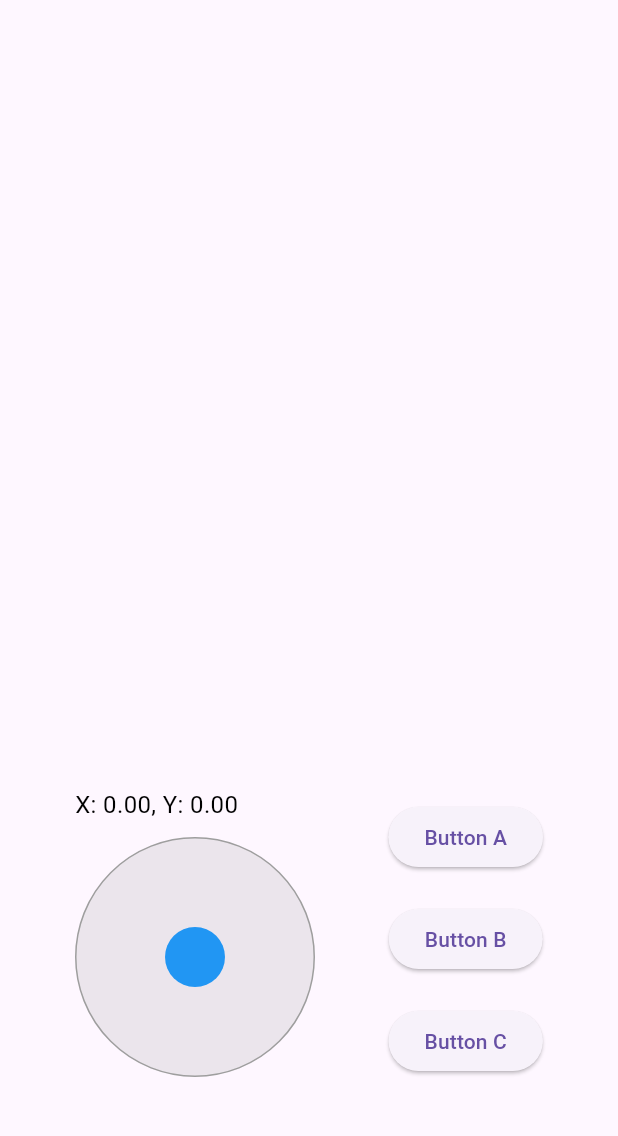
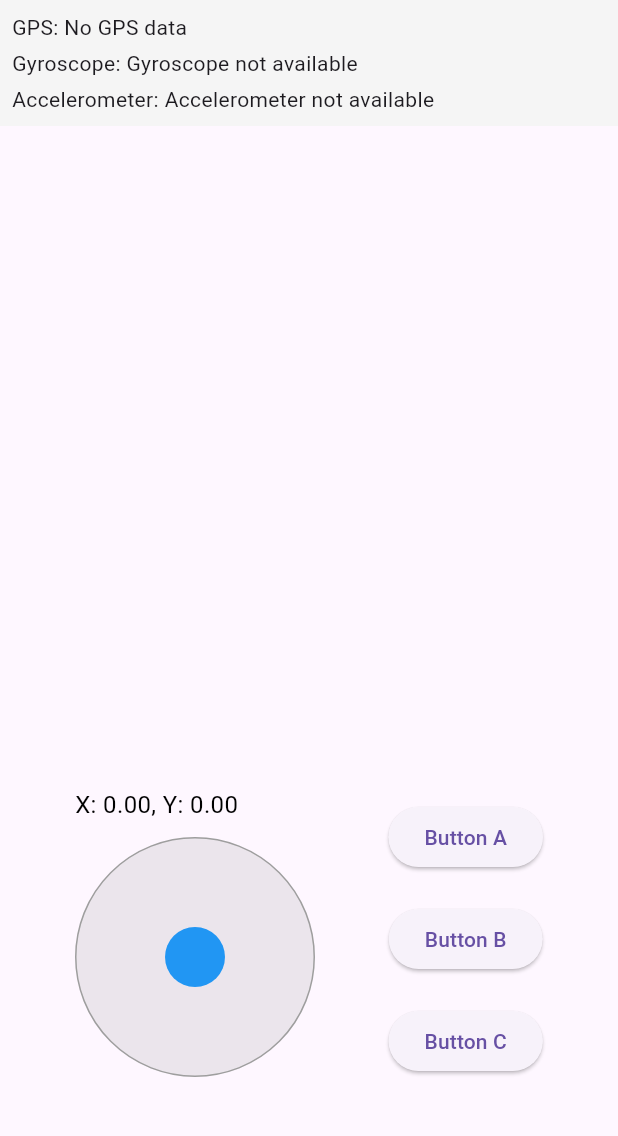
Before and after one commit to tianrking/flutter_control, a Flutter app: the screen it shows after launch, after a tap on the "bluetooth" icon, on a phone screen of 412 x 824 dp, the part 84-1220 px from its top. Run offline on Flutter 3.47's test engine with Material 3 defaults, Android fonts, the phone set to English and light mode, and no system bars; our stand-ins replace flutter_blue_plus, geolocator, sensors_plus.

Commit message:
add GPS & Gyroscope & Accelerometer

```diff
--- /dev/null
+++ b/lib/location_service.dart
@@ -0,0 +1,36 @@
+// location_service.dart
+import 'package:geolocator/geolocator.dart';
+
+class LocationService {
+  Future<bool> checkPermission() async {
+    bool serviceEnabled = await Geolocator.isLocationServiceEnabled();
+    if (!serviceEnabled) {
+      print('Location services are disabled.');
+      return false;
+    }
+
+    LocationPermission permission = await Geolocator.checkPermission();
+    if (permission == LocationPermission.denied) {
+      permission = await Geolocator.requestPermission();
+      if (permission == LocationPermission.denied) {
+        print('Location permissions are denied.');
+        return false;
+      }
+    }
+    if (permission == LocationPermission.deniedForever){
+      print('Location permissions are permanently denied, we cannot request permissions');
+      return false;
+    }
+    print("Location permissions are granted.");
+    return true;
+  }
+
+  Stream<Position> getLocationStream() {
+    return Geolocator.getPositionStream(
+      locationSettings: const LocationSettings(
+        accuracy: LocationAccuracy.high,
+        distanceFilter: 10,
+      ),
+    );
+  }
+}
--- a/lib/main.dart
+++ b/lib/main.dart
@@ -1,10 +1,13 @@
+// main.dart
 import 'package:flutter/material.dart';
 import 'package:flutter_blue_plus/flutter_blue_plus.dart';
+import 'package:geolocator/geolocator.dart';
+import 'package:sensors_plus/sensors_plus.dart';
 import 'bluetooth_manager.dart';
+import 'location_service.dart';
+import 'sensors_service.dart';
 
-void main() {
- runApp(const MyApp());
-}
+void main() => runApp(const MyApp());
 
 class MyApp extends StatelessWidget {
   const MyApp({super.key});
@@ -28,32 +31,72 @@ class RemoteControlScreen extends StatefulWidget {
 
 class _RemoteControlScreenState extends State<RemoteControlScreen> {
   final BluetoothManager _bluetoothManager = BluetoothManager();
+  final LocationService _locationService = LocationService();
+  final SensorsService _sensorsService = SensorsService();
+
   BluetoothAdapterState _bluetoothState = BluetoothAdapterState.unknown;
   List<BluetoothDevice> _devices = [];
+  BluetoothDevice? _selectedDevice;
+  Position? _currentPosition;
+  GyroscopeEvent? _gyroData;
+  AccelerometerEvent? _accelData;
+
   Offset _joystickPosition = Offset.zero;
   final double _joystickRadius = 80.0;
   final double _smallCircleRadius = 20.0;
   double _xValue = 0.0;
   double _yValue = 0.0;
- BluetoothDevice? _selectedDevice;
+
+  bool _isGyroAvailable = false;
+  bool _isAccelAvailable = false;
+
 
   @override
   void initState() {
     super.initState();
+    _initServices();
+  }
 
+  Future<void> _initServices() async {
     FlutterBluePlus.adapterState.listen((state) {
       setState(() => _bluetoothState = state);
     });
 
     _bluetoothManager.devices.listen((devices) {
-     print('Found ${devices.length} devices');
       setState(() {
         _devices = devices;
-       devices.forEach((device) {
-         print('Device: ${device.platformName} (${device.remoteId})');
       });
     });
+
+    if (await _locationService.checkPermission()) {
+      _locationService.getLocationStream().listen((position) {
+        setState(() => _currentPosition = position);
       });
+    }
+
+
+    // 检查陀螺仪是否可用
+    gyroscopeEvents.listen((event) {
+      setState(() {
+          _isGyroAvailable = true;
+          _gyroData = event;
+      });
+    }, onError: (e) {
+      setState(() => _isGyroAvailable = false);
+      print('Gyroscope error: $e');
+    });
+
+    // 检查加速度计是否可用
+    accelerometerEvents.listen((event) {
+      setState(() {
+         _isAccelAvailable = true;
+         _accelData = event;
+      });
+    }, onError: (e){
+      setState(() => _isAccelAvailable = false);
+      print('Accelerometer error: $e');
+    });
+
   }
 
   Future<void> _checkAndRequestBluetooth() async {
@@ -80,6 +123,21 @@ class _RemoteControlScreenState extends State<RemoteControlScreen> {
       await _bluetoothManager.startScan();
     }
     setState(() {});
+  }
+
+  Future<void> _connectToDevice(BluetoothDevice device) async {
+    try {
+      setState(() => _selectedDevice = device);
+      await _bluetoothManager.connect(device);
+      ScaffoldMessenger.of(context).showSnackBar(
+        SnackBar(content: Text('Connected to ${device.platformName}')),
+      );
+    } catch (e) {
+      print('Connection error: $e');
+      ScaffoldMessenger.of(context).showSnackBar(
+        SnackBar(content: Text('Failed to connect: $e')),
+      );
+    }
   }
 
   void _handleJoystickPan(DragUpdateDetails details) {
@@ -113,21 +171,6 @@ class _RemoteControlScreenState extends State<RemoteControlScreen> {
     print('Stop Command');
   }
 
- Future<void> _connectToDevice(BluetoothDevice device) async {
-   try {
-     setState(() => _selectedDevice = device);
-     await _bluetoothManager.connect(device);
-     ScaffoldMessenger.of(context).showSnackBar(
-       SnackBar(content: Text('Connected to ${device.platformName}')),
-     );
-   } catch (e) {
-     print('Connection error: $e');
-     ScaffoldMessenger.of(context).showSnackBar(
-       SnackBar(content: Text('Failed to connect: $e')),
-     );
-   }
- }
-
   @override
   Widget build(BuildContext context) {
     return Scaffold(
@@ -148,7 +191,7 @@ class _RemoteControlScreenState extends State<RemoteControlScreen> {
             Container(
               padding: const EdgeInsets.all(16),
               color: Colors.grey[200],
-             height: 250, // 增加高度
+              height: 250,
               child: Column(
                 crossAxisAlignment: CrossAxisAlignment.start,
                 children: [
@@ -157,7 +200,7 @@ class _RemoteControlScreenState extends State<RemoteControlScreen> {
                     children: [
                       Text(
                         'Found Devices (${_devices.length})',
-                       style: TextStyle(fontSize: 16, fontWeight: FontWeight.bold)
+                        style: TextStyle(fontSize: 16, fontWeight: FontWeight.bold),
                       ),
                       if (_selectedDevice != null)
                         Text(
@@ -188,6 +231,49 @@ class _RemoteControlScreenState extends State<RemoteControlScreen> {
                 ],
               ),
             ),
+
+          Container(
+            padding: EdgeInsets.all(8),
+            color: Colors.grey[100],
+            width: double.infinity,
+            child: Column(
+              crossAxisAlignment: CrossAxisAlignment.start,
+              children: [
+                // GPS Data
+                Text(
+                    'GPS: ${_currentPosition != null ?
+                    'Lat: ${_currentPosition!.latitude.toStringAsFixed(6)}, '
+                        'Lon: ${_currentPosition!.longitude.toStringAsFixed(6)}, '
+                        'Alt: ${_currentPosition!.altitude.toStringAsFixed(1)}m, '
+                        'Speed: ${_currentPosition!.speed.toStringAsFixed(1)}m/s, '
+                        'Heading: ${_currentPosition!.heading.toStringAsFixed(1)}°'
+                        : 'No GPS data'}'
+                ),
+                const SizedBox(height: 4),
+                // IMU Data
+                Text(
+                    'Gyroscope: ${_isGyroAvailable ?
+                     (_gyroData != null ?
+                    'X: ${_gyroData!.x.toStringAsFixed(3)}, '
+                        'Y: ${_gyroData!.y.toStringAsFixed(3)}, '
+                        'Z: ${_gyroData!.z.toStringAsFixed(3)} rad/s'
+                    : 'Waiting data...')
+                     : 'Gyroscope not available' }'
+                ),
+                const SizedBox(height: 4),
+                Text(
+                    'Accelerometer: ${_isAccelAvailable ?
+                     (_accelData != null ?
+                    'X: ${_accelData!.x.toStringAsFixed(3)}, '
+                        'Y: ${_accelData!.y.toStringAsFixed(3)}, '
+                        'Z: ${_accelData!.z.toStringAsFixed(3)} g'
+                    : 'Waiting data...')
+                     : 'Accelerometer not available'}'
+                ),
+              ],
+            ),
+          ),
+
           Expanded(
             child: Stack(
               children: [
--- /dev/null
+++ b/lib/sensors_service.dart
@@ -0,0 +1,12 @@
+// sensors_service.dart
+import 'package:sensors_plus/sensors_plus.dart';
+
+class SensorsService {
+  Stream<GyroscopeEvent> getGyroscope() {
+    return gyroscopeEvents;
+  }
+
+  Stream<AccelerometerEvent> getAccelerometer() {
+    return accelerometerEvents;
+  }
+}
--- a/pubspec.yaml
+++ b/pubspec.yaml
@@ -36,6 +36,9 @@ dependencies:
   cupertino_icons: ^1.0.8
 
   flutter_blue_plus: ^1.31.8
+
+  geolocator: ^10.1.0
+  sensors_plus: ^4.0.2
 
 dev_dependencies:
   flutter_test:
```
Also changed, not shown: pubspec.lock, 4 other files. Lines whose indentation alone changed are shown as unchanged.
